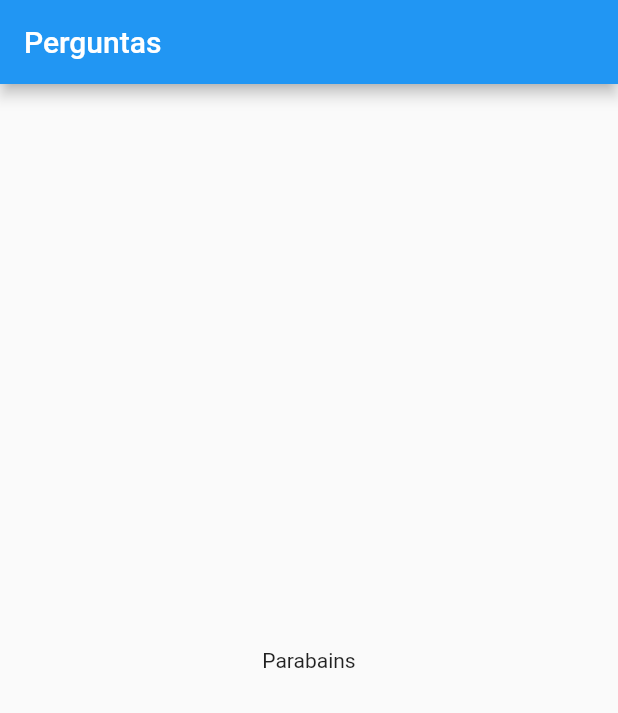
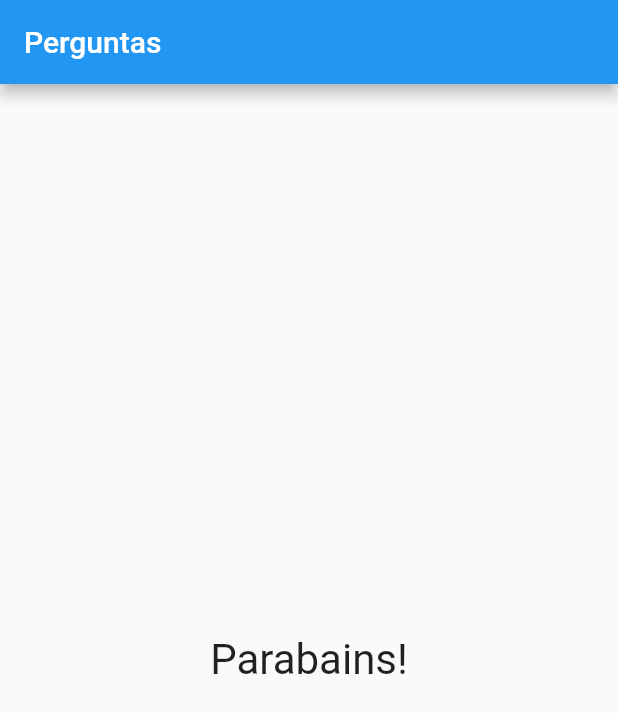
Before and after one commit to Thejuniordev/projeto_perguntaas, a Flutter app: the screen it shows after launch, after a tap on "black", after a tap on "cat", after a tap on "Ferrari", on a phone screen of 412 x 824 dp. Shown: the top 713 px of the screen. Run offline on Flutter 3.47's test engine with Material 2 defaults, Android fonts, the phone set to English and light mode, and no system bars.

Commit message:
feat(Section 2): Showing results

```diff
--- a/lib/main.dart
+++ b/lib/main.dart
@@ -54,7 +54,10 @@ class _PerguntaAppState extends State<PerguntaApp> {
                 ],
               )
             : const Center(
-                child: Text('Parabains'),
+                child: Text(
+                  'Parabains!',
+                  style: TextStyle(fontSize: 28),
+                ),
               ),
       ),
     );
```
